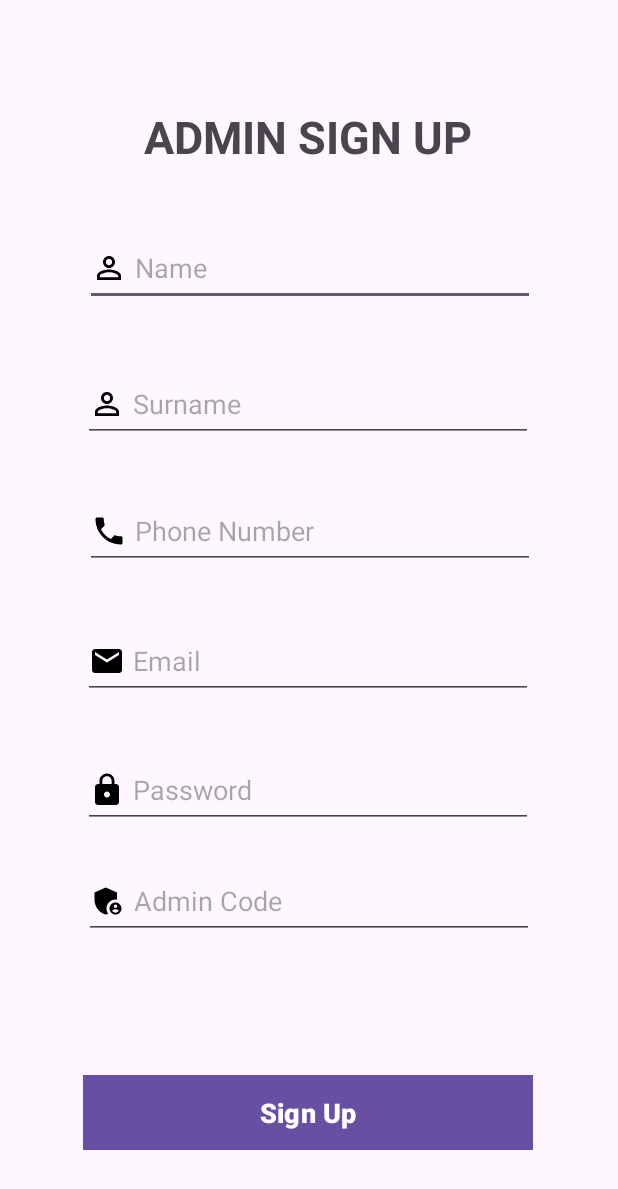
After one commit to elialuko/FinalYearProject, an Android app: the AdminSignUp screen opened directly, with no data from a screen before it, on a phone screen of 412 x 824 dp. The commit adds this screen. Shown: the top 1189 px of the screen. Run offline under Robolectric (Android 15) with nearby library versions, the phone set to English and light mode, and no system bars; our stand-ins replace Firebase (no records; nobody signed in at launch, a user with empty details on screens opened directly).

Commit message:
Initial Commit

```diff
--- a/app/src/main/AndroidManifest.xml
+++ b/app/src/main/AndroidManifest.xml
@@ -18,6 +18,12 @@
         android:theme="@style/Theme.Busbooking"
         android:usesCleartextTraffic="true"
         tools:targetApi="31">
+        <activity
+            android:name=".AdminWelcome"
+            android:exported="false" />
+        <activity
+            android:name=".AdminSignUp"
+            android:exported="false" />
         <activity
             android:name=".EditUser"
             android:exported="false" />
--- /dev/null
+++ b/app/src/main/res/drawable/baseline_admin_panel_settings_24.xml
@@ -0,0 +1,6 @@
+<vector android:height="24dp" android:tint="#000000"
+    android:viewportHeight="24" android:viewportWidth="24"
+    android:width="24dp" xmlns:android="http://schemas.android.com/apk/res/android">
+    <path android:fillColor="@android:color/white" android:pathData="M17,11c0.34,0 0.67,0.04 1,0.09V6.27L10.5,3L3,6.27v4.91c0,4.54 3.2,8.79 7.5,9.82c0.55,-0.13 1.08,-0.32 1.6,-0.55C11.41,19.47 11,18.28 11,17C11,13.69 13.69,11 17,11z"/>
+    <path android:fillColor="@android:color/white" android:pathData="M17,13c-2.21,0 -4,1.79 -4,4c0,2.21 1.79,4 4,4s4,-1.79 4,-4C21,14.79 19.21,13 17,13zM17,14.38c0.62,0 1.12,0.51 1.12,1.12s-0.51,1.12 -1.12,1.12s-1.12,-0.51 -1.12,-1.12S16.38,14.38 17,14.38zM17,19.75c-0.93,0 -1.74,-0.46 -2.24,-1.17c0.05,-0.72 1.51,-1.08 2.24,-1.08s2.19,0.36 2.24,1.08C18.74,19.29 17.93,19.75 17,19.75z"/>
+</vector>
--- /dev/null
+++ b/app/src/main/res/layout/activity_admin_sign_up.xml
@@ -0,0 +1,179 @@
+<?xml version="1.0" encoding="utf-8"?>
+<androidx.constraintlayout.widget.ConstraintLayout xmlns:android="http://schemas.android.com/apk/res/android"
+    xmlns:app="http://schemas.android.com/apk/res-auto"
+    xmlns:tools="http://schemas.android.com/tools"
+    android:layout_width="match_parent"
+    android:layout_height="match_parent"
+    tools:context=".AdminSignUp">
+
+    <EditText
+        android:id="@+id/edtName"
+        android:layout_width="300dp"
+        android:layout_height="50dp"
+        android:layout_marginStart="8dp"
+        android:layout_marginTop="8dp"
+        android:layout_marginEnd="8dp"
+        android:layout_marginBottom="8dp"
+        android:drawableStart="@drawable/ic_person_outline_black_24dp"
+        android:drawableLeft="@drawable/ic_person_outline_black_24dp"
+        android:drawablePadding="5dp"
+        android:ems="20"
+        android:hint="Name"
+        android:inputType="textPersonName"
+        android:text=""
+        app:layout_constraintBottom_toBottomOf="parent"
+        app:layout_constraintEnd_toEndOf="parent"
+        app:layout_constraintHorizontal_bias="0.505"
+        app:layout_constraintStart_toStartOf="parent"
+        app:layout_constraintTop_toTopOf="parent"
+        app:layout_constraintVertical_bias="0.193" />
+
+    <EditText
+        android:id="@+id/edtSurname"
+        android:layout_width="300dp"
+        android:layout_height="50dp"
+        android:layout_marginStart="8dp"
+        android:layout_marginTop="8dp"
+        android:layout_marginEnd="8dp"
+        android:layout_marginBottom="8dp"
+        android:drawableStart="@drawable/ic_person_outline_black_24dp"
+        android:drawableLeft="@drawable/ic_person_outline_black_24dp"
+        android:drawablePadding="5dp"
+        android:ems="10"
+        android:hint="Surname"
+        android:inputType="textPersonName"
+        android:text=""
+        app:layout_constraintBottom_toBottomOf="parent"
+        app:layout_constraintEnd_toEndOf="parent"
+        app:layout_constraintHorizontal_bias="0.494"
+        app:layout_constraintStart_toStartOf="parent"
+        app:layout_constraintTop_toTopOf="parent"
+        app:layout_constraintVertical_bias="0.312" />
+
+    <EditText
+        android:id="@+id/edtPassword"
+        android:layout_width="300dp"
+        android:layout_height="50dp"
+        android:layout_marginStart="8dp"
+        android:layout_marginTop="8dp"
+        android:layout_marginEnd="8dp"
+        android:layout_marginBottom="8dp"
+        android:drawableStart="@drawable/ic_lock_black_24dp"
+        android:drawableLeft="@drawable/ic_lock_black_24dp"
+        android:drawablePadding="5dp"
+        android:ems="20"
+        android:hint="Password"
+        android:inputType="textPassword"
+        android:text=""
+        app:layout_constraintBottom_toBottomOf="parent"
+        app:layout_constraintEnd_toEndOf="parent"
+        app:layout_constraintHorizontal_bias="0.494"
+        app:layout_constraintStart_toStartOf="parent"
+        app:layout_constraintTop_toTopOf="parent"
+        app:layout_constraintVertical_bias="0.652" />
+
+    <Button
+        android:id="@+id/btnSignUp"
+        android:layout_width="300dp"
+        android:layout_height="50dp"
+        android:layout_alignParentStart="true"
+        android:layout_alignParentLeft="true"
+        android:layout_alignParentTop="true"
+        android:layout_alignParentEnd="true"
+        android:layout_alignParentRight="true"
+        android:layout_alignParentBottom="true"
+        android:layout_marginStart="8dp"
+        android:layout_marginLeft="8dp"
+        android:layout_marginTop="8dp"
+        android:layout_marginEnd="8dp"
+        android:layout_marginRight="8dp"
+        android:layout_marginBottom="8dp"
+        android:background="@color/black"
+        android:textColor="@color/white"
+        android:text="Sign Up"
+        android:textSize="18sp"
+        android:textStyle="bold"
+        app:layout_constraintBottom_toBottomOf="parent"
+        app:layout_constraintEnd_toEndOf="parent"
+        app:layout_constraintHorizontal_bias="0.494"
+        app:layout_constraintStart_toStartOf="parent"
+        app:layout_constraintTop_toTopOf="parent"
+        app:layout_constraintVertical_bias="0.935" />
+
+    <TextView
+        android:id="@+id/textView3"
+        android:layout_width="wrap_content"
+        android:layout_height="wrap_content"
+        android:layout_marginStart="8dp"
+        android:layout_marginTop="8dp"
+        android:layout_marginEnd="8dp"
+        android:layout_marginBottom="8dp"
+        android:text="ADMIN SIGN UP"
+        android:textSize="30sp"
+        android:textStyle="bold"
+        app:layout_constraintBottom_toBottomOf="parent"
+        app:layout_constraintEnd_toEndOf="parent"
+        app:layout_constraintHorizontal_bias="0.498"
+        app:layout_constraintStart_toStartOf="parent"
+        app:layout_constraintTop_toTopOf="parent"
+        app:layout_constraintVertical_bias="0.082" />
+
+    <EditText
+        android:id="@+id/edtPhone"
+        android:layout_width="300dp"
+        android:layout_height="50dp"
+        android:layout_marginStart="8dp"
+        android:layout_marginTop="8dp"
+        android:layout_marginEnd="8dp"
+        android:layout_marginBottom="8dp"
+        android:drawableStart="@drawable/ic_phone_black_24dp"
+        android:drawableLeft="@drawable/ic_phone_black_24dp"
+        android:drawablePadding="5dp"
+        android:ems="10"
+        android:hint="Phone Number"
+        android:inputType="phone"
+        android:text=""
+        app:layout_constraintBottom_toBottomOf="parent"
+        app:layout_constraintEnd_toEndOf="parent"
+        app:layout_constraintHorizontal_bias="0.505"
+        app:layout_constraintStart_toStartOf="parent"
+        app:layout_constraintTop_toTopOf="parent"
+        app:layout_constraintVertical_bias="0.424" />
+
+    <EditText
+        android:id="@+id/edtEmail"
+        android:layout_width="300dp"
+        android:layout_height="50dp"
+        android:layout_marginStart="8dp"
+        android:layout_marginTop="8dp"
+        android:layout_marginEnd="8dp"
+        android:layout_marginBottom="8dp"
+        android:drawableStart="@drawable/ic_email_black_24dp"
+        android:drawableLeft="@drawable/ic_email_black_24dp"
+        android:drawablePadding="5dp"
+        android:ems="10"
+        android:hint="Email"
+        android:inputType="textEmailAddress"
+        app:layout_constraintBottom_toBottomOf="parent"
+        app:layout_constraintEnd_toEndOf="parent"
+        app:layout_constraintHorizontal_bias="0.494"
+        app:layout_constraintStart_toStartOf="parent"
+        app:layout_constraintTop_toTopOf="parent"
+        app:layout_constraintVertical_bias="0.538" />
+
+    <EditText
+        android:id="@+id/edtCode"
+        android:layout_width="300dp"
+        android:layout_height="50dp"
+        android:layout_marginTop="24dp"
+        android:drawableStart="@drawable/baseline_admin_panel_settings_24"
+        android:drawableLeft="@drawable/baseline_admin_panel_settings_24"
+        android:drawablePadding="5dp"
+        android:ems="10"
+        android:hint="Admin Code"
+        app:layout_constraintEnd_toEndOf="parent"
+        app:layout_constraintStart_toStartOf="parent"
+        app:layout_constraintTop_toBottomOf="@+id/edtPassword" />
+
+
+</androidx.constraintlayout.widget.ConstraintLayout>
```
Also changed, not shown: app/src/main/java/com/example/busbooking/AdminSignUp.java (added, +109 -0 lines), app/src/main/java/com/example/busbooking/AdminWelcome.java (added, +35 -0 lines), app/src/main/java/com/example/busbooking/Analytics.java (+0 -9 lines), app/src/main/java/com/example/busbooking/MainActivity.java (+10 -0 lines), app/src/main/java/com/example/busbooking/Model/AdminUser.java (added, +67 -0 lines), app/src/main/java/com/example/busbooking/ReportAnalytics.java (+23 -3 lines), app/src/main/java/com/example/busbooking/SignIn.java (+23 -3 lines), app/src/main/res/layout/activity_admin_welcome.xml (renamed from app/src/main/res/layout/activity_profile.xml, +11 -41 lines), app/src/main/res/layout/activity_analytics.xml (+0 -9 lines), app/src/main/res/layout/activity_main.xml (+13 -0 lines), app/src/main/res/layout/greenheader.xml (deleted, +0 -7 lines).
